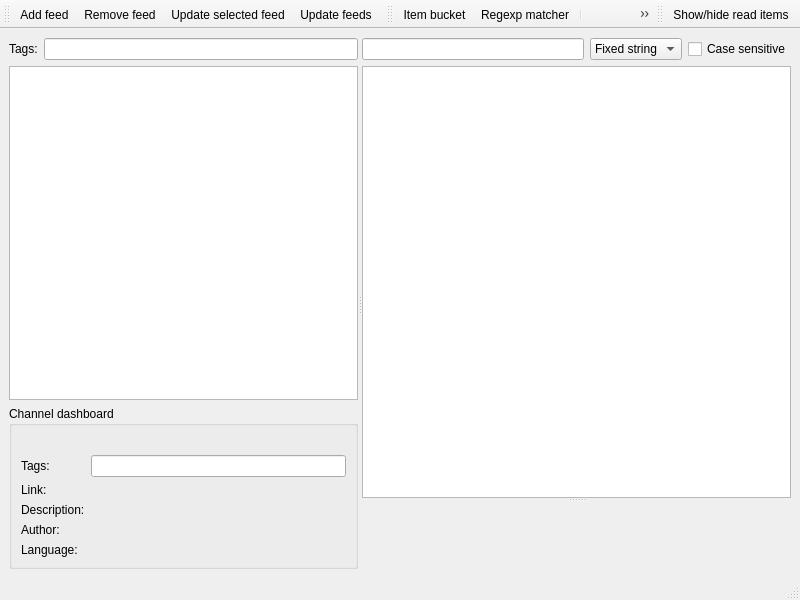
Above: src/plugins/aggregator/mainwindow.ui from 0xd34df00d/leechcraft before the change. Below: the same form after it.
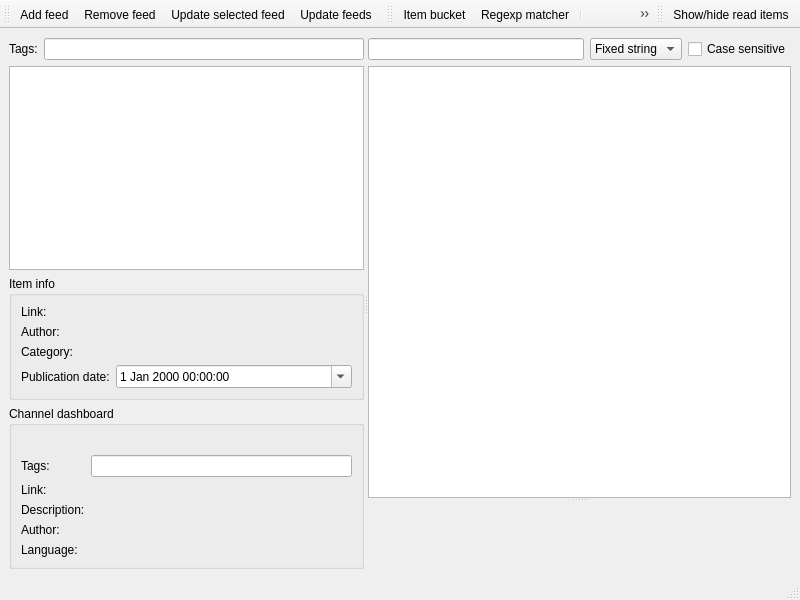
That is the form after the change. Icons and pictures are not drawn. Custom widgets are drawn as their Qt base class.

Commit message: + Aggregator: FS#159: Item summary panel.

Patch:
```diff
--- a/src/plugins/aggregator/mainwindow.ui
+++ b/src/plugins/aggregator/mainwindow.ui
@@ -57,6 +57,71 @@
           </property>
          </widget>
         </item>
+        <item>
+         <widget class="QGroupBox" name="ItemInfo_" >
+          <property name="title" >
+           <string>Item info</string>
+          </property>
+          <layout class="QFormLayout" name="formLayout" >
+           <item row="0" column="0" >
+            <widget class="QLabel" name="label_4" >
+             <property name="text" >
+              <string>Link:</string>
+             </property>
+            </widget>
+           </item>
+           <item row="0" column="1" >
+            <widget class="QLabel" name="ItemLink_" >
+             <property name="text" >
+              <string/>
+             </property>
+            </widget>
+           </item>
+           <item row="1" column="0" >
+            <widget class="QLabel" name="label_13" >
+             <property name="text" >
+              <string>Author:</string>
+             </property>
+            </widget>
+           </item>
+           <item row="1" column="1" >
+            <widget class="QLabel" name="ItemAuthor_" >
+             <property name="text" >
+              <string/>
+             </property>
+            </widget>
+           </item>
+           <item row="2" column="0" >
+            <widget class="QLabel" name="label_15" >
+             <property name="text" >
+              <string>Category:</string>
+             </property>
+            </widget>
+           </item>
+           <item row="2" column="1" >
+            <widget class="QLabel" name="ItemCategory_" >
+             <property name="text" >
+              <string/>
+             </property>
+            </widget>
+           </item>
+           <item row="3" column="0" >
+            <widget class="QLabel" name="label_17" >
+             <property name="text" >
+              <string>Publication date:</string>
+             </property>
+            </widget>
+           </item>
+           <item row="3" column="1" >
+            <widget class="QDateTimeEdit" name="ItemPubDate_" >
+             <property name="calendarPopup" >
+              <bool>true</bool>
+             </property>
+            </widget>
+           </item>
+          </layout>
+         </widget>
+        </item>
         <item>
          <widget class="QGroupBox" name="ChannelDashboard_" >
           <property name="minimumSize" >
@@ -68,23 +133,10 @@
           <property name="title" >
            <string>Channel dashboard</string>
           </property>
-          <layout class="QGridLayout" >
-           <item row="0" column="0" colspan="2" >
-            <widget class="QLabel" name="ChannelImage_" >
-             <property name="sizePolicy" >
-              <sizepolicy vsizetype="Preferred" hsizetype="Ignored" >
-               <horstretch>0</horstretch>
-               <verstretch>0</verstretch>
-              </sizepolicy>
-             </property>
-             <property name="text" >
-              <string>&lt;channel image></string>
-             </property>
-             <property name="scaledContents" >
-              <bool>true</bool>
-             </property>
-            </widget>
-           </item>
+          <layout class="QFormLayout" name="formLayout_2" >
+           <property name="fieldGrowthPolicy" >
+            <enum>QFormLayout::ExpandingFieldsGrow</enum>
+           </property>
            <item row="1" column="0" >
             <widget class="QLabel" name="label_5" >
              <property name="text" >
@@ -95,6 +147,29 @@
            <item row="1" column="1" >
             <widget class="TagsLineEdit" name="ChannelTags_" />
            </item>
+           <item row="2" column="0" >
+            <widget class="QLabel" name="label_10" >
+             <property name="text" >
+              <string>Link:</string>
+             </property>
+            </widget>
+           </item>
+           <item row="2" column="1" >
+            <widget class="QLabel" name="ChannelLink_" >
+             <property name="text" >
+              <string/>
+             </property>
+             <property name="scaledContents" >
+              <bool>true</bool>
+             </property>
+             <property name="wordWrap" >
+              <bool>true</bool>
+             </property>
+             <property name="openExternalLinks" >
+              <bool>true</bool>
+             </property>
+            </widget>
+           </item>
            <item row="3" column="0" >
             <widget class="QLabel" name="label_8" >
              <property name="text" >
@@ -105,7 +180,7 @@
            <item row="3" column="1" >
             <widget class="QLabel" name="ChannelDescription_" >
              <property name="text" >
-              <string>&lt;description></string>
+              <string/>
              </property>
              <property name="scaledContents" >
               <bool>true</bool>
@@ -125,7 +200,7 @@
            <item row="4" column="1" >
             <widget class="QLabel" name="ChannelAuthor_" >
              <property name="text" >
-              <string>&lt;author></string>
+              <string/>
              </property>
             </widget>
            </item>
@@ -139,30 +214,14 @@
            <item row="5" column="1" >
             <widget class="QLabel" name="ChannelLanguage_" >
              <property name="text" >
-              <string>&lt;language></string>
+              <string/>
              </property>
             </widget>
            </item>
-           <item row="2" column="1" >
-            <widget class="QLabel" name="ChannelLink_" >
+           <item row="0" column="1" >
+            <widget class="QLabel" name="ChannelImage_" >
              <property name="text" >
-              <string>&lt;url></string>
-             </property>
-             <property name="scaledContents" >
-              <bool>true</bool>
-             </property>
-             <property name="wordWrap" >
-              <bool>true</bool>
-             </property>
-             <property name="openExternalLinks" >
-              <bool>true</bool>
-             </property>
-            </widget>
-           </item>
-           <item row="2" column="0" >
-            <widget class="QLabel" name="label_10" >
-             <property name="text" >
-              <string>Link:</string>
+              <string>&lt;channel image></string>
              </property>
             </widget>
            </item>
```
Left out of the diff: 14 changed lines with no effect on the pictures. The commit also changes 3 other files.
